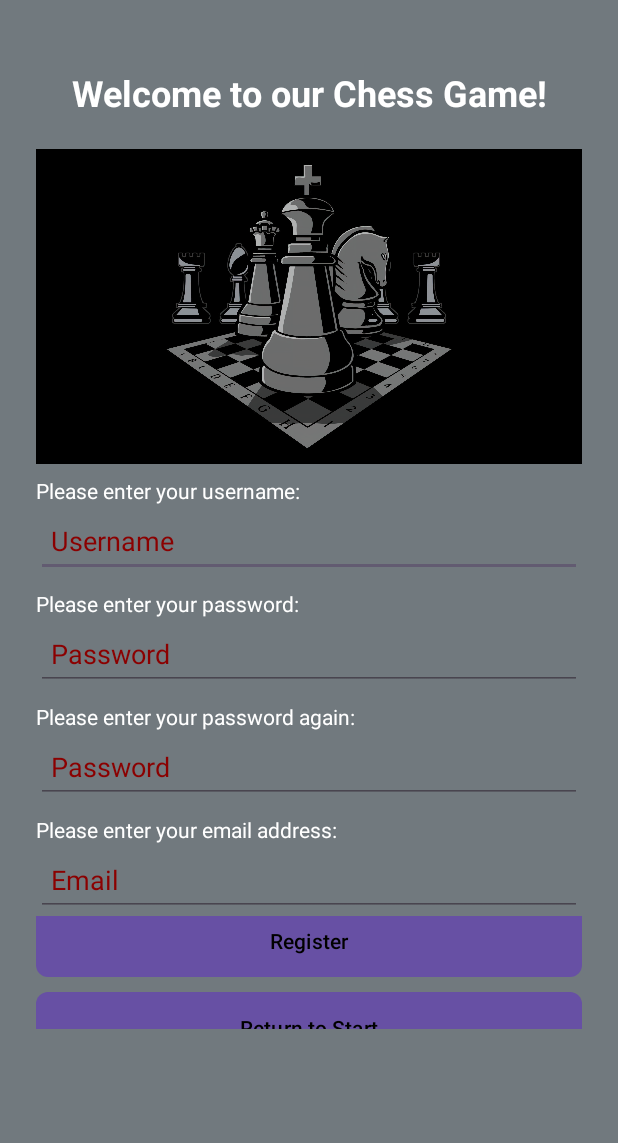
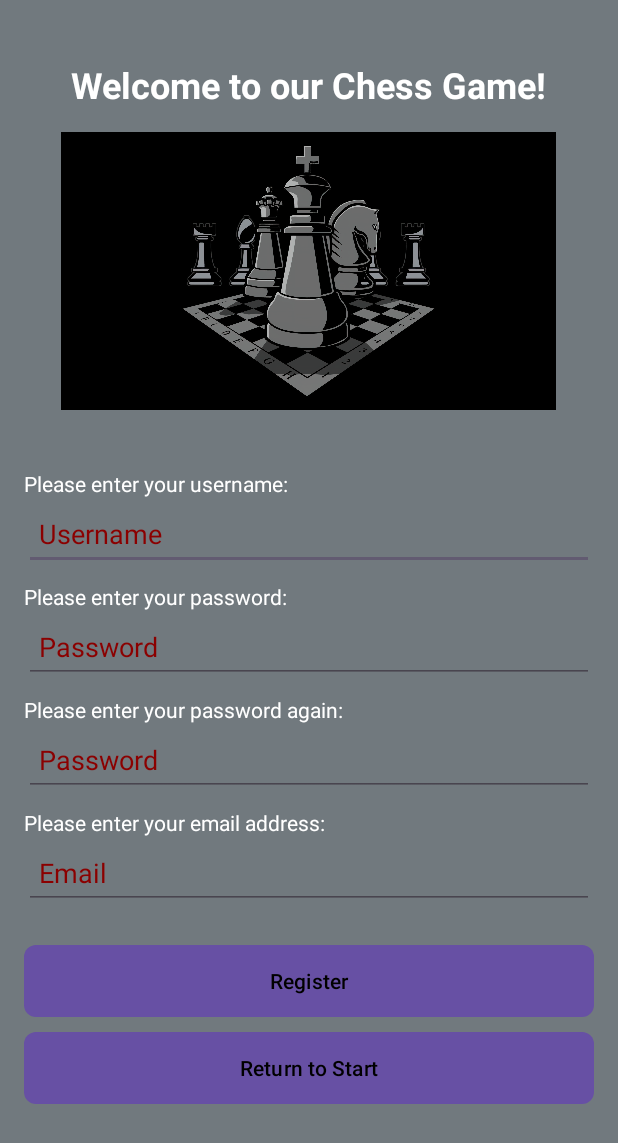
Before and after one commit to hysxia/20503-Java-Project, an Android app: the RegisterActivity screen opened directly, with no data from a screen before it, on a phone screen of 412 x 824 dp. Shown: the top 1143 px of the screen. Run offline under Robolectric (Android 15) with nearby library versions, the phone set to English and light mode, and no system bars.

Commit message:
Add files via upload

```diff
--- a/app/app/src/main/res/layout/activity_register.xml
+++ b/app/app/src/main/res/layout/activity_register.xml
@@ -3,42 +3,44 @@
     android:layout_width="match_parent"
     android:layout_height="match_parent"
     android:orientation="vertical"
-    android:padding="24dp"
-    android:background="@color/grey"
-    android:weightSum="10"> <!-- This ensures proper distribution -->
+    android:padding="16dp"
+    android:gravity="top|center_horizontal"
+    android:background="@color/grey">
 
-    <!-- Welcome Text (Takes some space at the top) -->
+    <!-- Header -->
     <TextView
         android:id="@+id/tv_welcome"
-        android:layout_width="1067dp"
-        android:layout_height="0dp"
-        android:layout_gravity="center"
-        android:layout_weight="2"
-        android:gravity="center"
+        android:layout_width="wrap_content"
+        android:layout_height="wrap_content"
+        android:layout_marginTop="24dp"
+        android:layout_marginBottom="8dp"
         android:text="@string/welcome_message"
         android:textColor="#FFFFFF"
         android:textSize="24sp"
         android:textStyle="bold" />
 
-    <!-- Image (Takes more space to balance layout) -->
+    <!-- Bigger Image -->
+    <ImageView
+        android:layout_width="330dp"
+        android:layout_height="200dp"
+        android:layout_marginBottom="24dp"
+        android:src="@drawable/chessbackground"
+        android:scaleType="fitCenter"
+        android:contentDescription="@string/chess_background_desc" />
 
-    <!-- Username Input -->
-    <ImageView
-        android:layout_width="1089dp"
-        android:layout_height="97dp"
-        android:layout_gravity="center"
-        android:layout_weight="3"
-        android:contentDescription="@string/chess_background_desc"
-        android:scaleType="fitCenter"
-        android:src="@drawable/chessbackground"
-        tools:ignore="VisualLintBounds" />
+    <!-- Inputs Section with Extra Top Margin -->
+    <LinearLayout
+        android:layout_width="match_parent"
+        android:layout_height="wrap_content"
+        android:orientation="vertical"
+        android:layout_marginTop="8dp">
 
+        <!-- Username -->
         <TextView
             android:layout_width="wrap_content"
             android:layout_height="wrap_content"
             android:text="@string/enter_username"
-        android:textColor="#FFFFFF"
-        android:layout_marginTop="8dp"/>
+            android:textColor="#FFFFFF" />
 
         <EditText
             android:id="@+id/et_username"
@@ -49,15 +51,15 @@
             android:padding="10dp"
             android:textColor="#FFFFFF"
             android:textColorHint="#8B0000"
-        android:autofillHints="username"/>
+            android:autofillHints="username" />
 
-    <!-- Password Input -->
+        <!-- Password -->
         <TextView
             android:layout_width="wrap_content"
             android:layout_height="wrap_content"
             android:text="@string/enter_password"
             android:textColor="#FFFFFF"
-        android:layout_marginTop="8dp"/>
+            android:layout_marginTop="8dp" />
 
         <EditText
             android:id="@+id/et_password"
@@ -68,15 +70,15 @@
             android:padding="10dp"
             android:textColor="#FFFFFF"
             android:textColorHint="#8B0000"
-        android:autofillHints="password"/>
+            android:autofillHints="password" />
 
-    <!-- Password Input -->
+        <!-- Confirm Password -->
         <TextView
             android:layout_width="wrap_content"
             android:layout_height="wrap_content"
             android:text="@string/enter_password_again"
             android:textColor="#FFFFFF"
-        android:layout_marginTop="8dp"/>
+            android:layout_marginTop="8dp" />
 
         <EditText
             android:id="@+id/et_password_again"
@@ -87,40 +89,34 @@
             android:padding="10dp"
             android:textColor="#FFFFFF"
             android:textColorHint="#8B0000"
-        android:autofillHints="password"/>
+            android:autofillHints="password" />
 
-    <!-- Email Input -->
+        <!-- Email -->
         <TextView
             android:layout_width="wrap_content"
             android:layout_height="wrap_content"
             android:text="@string/enter_email"
             android:textColor="#FFFFFF"
-        android:layout_marginTop="8dp"/>
+            android:layout_marginTop="8dp" />
 
         <EditText
             android:id="@+id/et_email"
             android:layout_width="match_parent"
             android:layout_height="48dp"
-        android:autofillHints="emailAddress"
             android:hint="@string/email_hint"
             android:inputType="textEmailAddress"
             android:padding="10dp"
             android:textColor="#FFFFFF"
-        android:textColorHint="#8B0000" />
+            android:textColorHint="#8B0000"
+            android:autofillHints="emailAddress" />
+    </LinearLayout>
 
-    <!-- Buttons Section -->
-    <LinearLayout
-        android:layout_width="match_parent"
-        android:layout_height="0dp"
-        android:layout_weight="2"
-        android:gravity="center"
-        android:orientation="vertical">
-
+    <!-- Buttons -->
     <Button
         android:id="@+id/btn_register"
         android:layout_width="match_parent"
         android:layout_height="48dp"
-            android:layout_marginTop="16dp"
+        android:layout_marginTop="24dp"
         android:background="@drawable/button_background"
         android:textColor="@color/black"
         android:text="@string/register" />
@@ -134,4 +130,3 @@
         android:textColor="@color/black"
         android:text="@string/return_to_start" />
 </LinearLayout>
-</LinearLayout>
```
Lines whose indentation alone changed are shown as unchanged.
